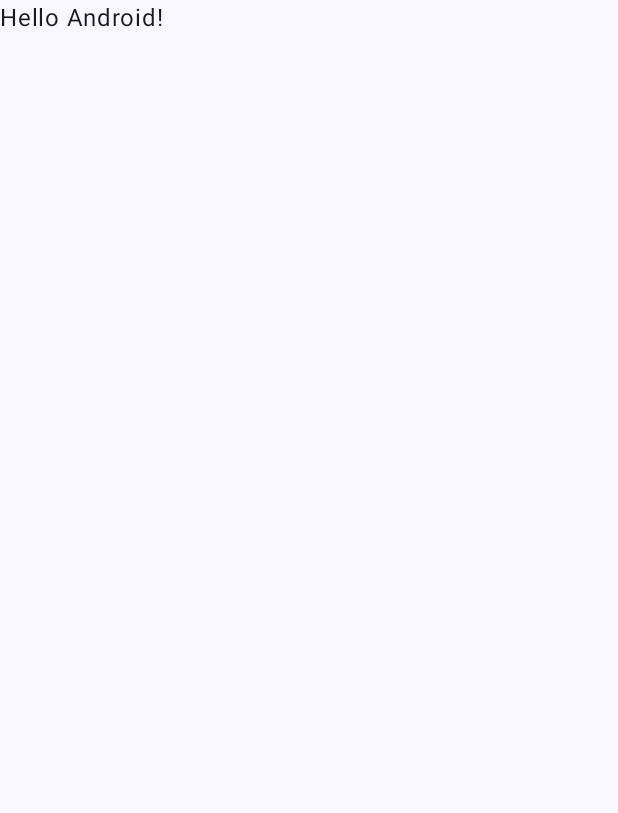
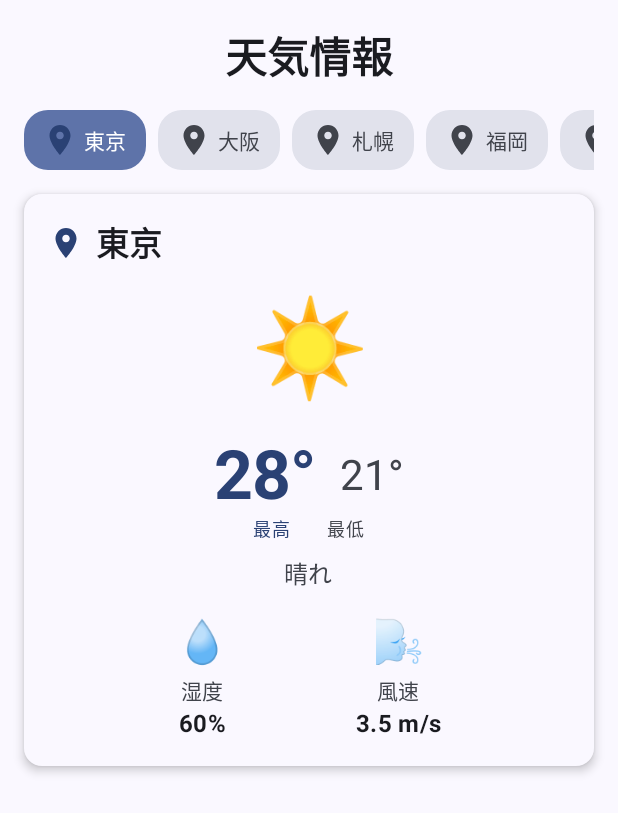
Before and after one commit to tonionagauzzi/WeatherApp, an Android app built with Jetpack Compose: the screen it shows after launch (MainActivity), on a phone screen of 412 x 824 dp. Before the commit the part shown is almost empty. Shown: the top 813 px of the screen. Run offline under Robolectric (Android 15) with nearby library versions, the phone set to English and light mode, and no system bars.

Commit message:
フェイクの天気情報を表示できるようにする #1

```diff
--- a/app/build.gradle.kts
+++ b/app/build.gradle.kts
@@ -2,6 +2,7 @@ plugins {
     alias(libs.plugins.android.application)
     alias(libs.plugins.kotlin.android)
     alias(libs.plugins.kotlin.compose)
+    alias(libs.plugins.ktlint)
 }
 
 android {
@@ -49,6 +50,11 @@ dependencies {
     implementation(libs.androidx.ui.graphics)
     implementation(libs.androidx.ui.tooling.preview)
     implementation(libs.androidx.material3)
+
+    // ViewModel の依存関係
+    implementation(libs.androidx.lifecycle.viewmodel.ktx)
+    implementation(libs.androidx.lifecycle.viewmodel.compose)
+
     testImplementation(libs.junit)
     androidTestImplementation(libs.androidx.junit)
     androidTestImplementation(libs.androidx.espresso.core)
--- a/app/src/main/java/com/vitantonio/nagauzzi/whetherapp/MainActivity.kt
+++ b/app/src/main/java/com/vitantonio/nagauzzi/whetherapp/MainActivity.kt
@@ -4,24 +4,38 @@ import android.os.Bundle
 import androidx.activity.ComponentActivity
 import androidx.activity.compose.setContent
 import androidx.activity.enableEdgeToEdge
+import androidx.activity.viewModels
 import androidx.compose.foundation.layout.fillMaxSize
 import androidx.compose.foundation.layout.padding
 import androidx.compose.material3.Scaffold
 import androidx.compose.material3.Text
 import androidx.compose.runtime.Composable
+import androidx.compose.runtime.collectAsState
+import androidx.compose.runtime.getValue
 import androidx.compose.ui.Modifier
 import androidx.compose.ui.tooling.preview.Preview
+import com.vitantonio.nagauzzi.whetherapp.ui.component.WeatherScreen
 import com.vitantonio.nagauzzi.whetherapp.ui.theme.WhetherAppTheme
+import com.vitantonio.nagauzzi.whetherapp.viewmodel.WeatherViewModel
 
 class MainActivity : ComponentActivity() {
+    private val viewModel: WeatherViewModel by viewModels()
+
     override fun onCreate(savedInstanceState: Bundle?) {
         super.onCreate(savedInstanceState)
         enableEdgeToEdge()
         setContent {
             WhetherAppTheme {
+                val weatherState by viewModel.weatherState.collectAsState()
+                val selectedCity by viewModel.selectedCity.collectAsState()
+                val availableCities by viewModel.availableCities.collectAsState()
+
                 Scaffold(modifier = Modifier.fillMaxSize()) { innerPadding ->
-                    Greeting(
-                        name = "Android",
+                    WeatherScreen(
+                        weatherState = weatherState,
+                        selectedCity = selectedCity,
+                        availableCities = availableCities,
+                        onCitySelected = viewModel::selectCity,
                         modifier = Modifier.padding(innerPadding)
                     )
                 }
--- /dev/null
+++ b/app/src/main/java/com/vitantonio/nagauzzi/whetherapp/model/Weather.kt
@@ -0,0 +1,24 @@
+package com.vitantonio.nagauzzi.whetherapp.model
+
+/**
+ * 天気情報のデータモデル
+ */
+data class Weather(
+    val city: String,
+    val maxTemperature: Int,
+    val minTemperature: Int,
+    val condition: WeatherCondition,
+    val humidity: Int,
+    val windSpeed: Double,
+)
+
+/**
+ * 天気の状態を表す列挙型
+ */
+enum class WeatherCondition {
+    SUNNY,
+    CLOUDY,
+    RAINY,
+    SNOWY,
+    STORMY,
+}
--- /dev/null
+++ b/app/src/main/java/com/vitantonio/nagauzzi/whetherapp/repository/WeatherRepository.kt
@@ -0,0 +1,75 @@
+package com.vitantonio.nagauzzi.whetherapp.repository
+
+import com.vitantonio.nagauzzi.whetherapp.model.Weather
+import com.vitantonio.nagauzzi.whetherapp.model.WeatherCondition
+import kotlinx.coroutines.flow.Flow
+import kotlinx.coroutines.flow.flow
+
+/**
+ * 天気情報を提供するリポジトリ
+ */
+class WeatherRepository {
+    /**
+     * 指定した都市の天気情報を取得する
+     *
+     * @param cityName 都市名
+     * @return 天気情報のFlow
+     */
+    fun getWeatherForCity(cityName: String): Flow<Weather> = flow {
+        // フェイクの天気データを生成
+        val fakeWeather = when (cityName) {
+            "東京" -> Weather(
+                city = "東京",
+                maxTemperature = 28,
+                minTemperature = 21,
+                condition = WeatherCondition.SUNNY,
+                humidity = 60,
+                windSpeed = 3.5
+            )
+            "大阪" -> Weather(
+                city = "大阪",
+                maxTemperature = 30,
+                minTemperature = 23,
+                condition = WeatherCondition.CLOUDY,
+                humidity = 65,
+                windSpeed = 4.0
+            )
+            "札幌" -> Weather(
+                city = "札幌",
+                maxTemperature = 18,
+                minTemperature = 12,
+                condition = WeatherCondition.RAINY,
+                humidity = 80,
+                windSpeed = 5.2
+            )
+            "福岡" -> Weather(
+                city = "福岡",
+                maxTemperature = 29,
+                minTemperature = 22,
+                condition = WeatherCondition.CLOUDY,
+                humidity = 70,
+                windSpeed = 3.0
+            )
+            else -> {
+                val maxTemp = (20..32).random()
+                val minTemp = (maxTemp - 10).coerceAtLeast(10)
+                Weather(
+                    city = cityName,
+                    maxTemperature = maxTemp,
+                    minTemperature = minTemp,
+                    condition = WeatherCondition.values().random(),
+                    humidity = (50..90).random(),
+                    windSpeed = (1..7).random() + (0..9).random() / 10.0
+                )
+            }
+        }
+        emit(fakeWeather)
+    }
+
+    /**
+     * デフォルトの都市リストを取得する
+     */
+    fun getDefaultCities(): List<String> {
+        return listOf("東京", "大阪", "札幌", "福岡", "名古屋")
+    }
+}
--- /dev/null
+++ b/app/src/main/java/com/vitantonio/nagauzzi/whetherapp/ui/component/WeatherComponents.kt
@@ -0,0 +1,377 @@
+package com.vitantonio.nagauzzi.whetherapp.ui.component
+
+import androidx.compose.foundation.clickable
+import androidx.compose.foundation.layout.Arrangement
+import androidx.compose.foundation.layout.Column
+import androidx.compose.foundation.layout.Row
+import androidx.compose.foundation.layout.Spacer
+import androidx.compose.foundation.layout.fillMaxWidth
+import androidx.compose.foundation.layout.height
+import androidx.compose.foundation.layout.padding
+import androidx.compose.foundation.layout.width
+import androidx.compose.foundation.lazy.LazyRow
+import androidx.compose.foundation.lazy.items
+import androidx.compose.foundation.shape.RoundedCornerShape
+import androidx.compose.material.icons.Icons
+import androidx.compose.material.icons.filled.LocationOn
+import androidx.compose.material3.Card
+import androidx.compose.material3.CardDefaults
+import androidx.compose.material3.CircularProgressIndicator
+import androidx.compose.material3.Icon
+import androidx.compose.material3.MaterialTheme
+import androidx.compose.material3.Surface
+import androidx.compose.material3.Text
+import androidx.compose.runtime.Composable
+import androidx.compose.ui.Alignment
+import androidx.compose.ui.Modifier
+import androidx.compose.ui.draw.clip
+import androidx.compose.ui.text.font.FontWeight
+import androidx.compose.ui.text.style.TextAlign
+import androidx.compose.ui.tooling.preview.Preview
+import androidx.compose.ui.unit.dp
+import androidx.compose.ui.unit.sp
+import com.vitantonio.nagauzzi.whetherapp.model.Weather
+import com.vitantonio.nagauzzi.whetherapp.model.WeatherCondition
+import com.vitantonio.nagauzzi.whetherapp.ui.theme.WhetherAppTheme
+import com.vitantonio.nagauzzi.whetherapp.viewmodel.WeatherUiState
+
+/**
+ * 天気情報を表示するメイン画面
+ */
+@Composable
+fun WeatherScreen(
+    weatherState: WeatherUiState,
+    selectedCity: String,
+    availableCities: List<String>,
+    onCitySelected: (String) -> Unit,
+    modifier: Modifier = Modifier,
+) {
+    Column(
+        modifier = modifier
+            .padding(16.dp)
+            .fillMaxWidth(),
+        horizontalAlignment = Alignment.CenterHorizontally
+    ) {
+        Text(
+            text = "天気情報",
+            style = MaterialTheme.typography.headlineMedium,
+            fontWeight = FontWeight.Bold,
+            modifier = Modifier.padding(bottom = 16.dp)
+        )
+
+        CitySelector(
+            cities = availableCities,
+            selectedCity = selectedCity,
+            onCitySelected = onCitySelected
+        )
+
+        Spacer(modifier = Modifier.height(16.dp))
+
+        when (weatherState) {
+            is WeatherUiState.Loading -> CircularProgressIndicator(modifier = Modifier.padding(16.dp))
+            is WeatherUiState.Success -> WeatherCard(weather = weatherState.weather)
+            is WeatherUiState.Error -> ErrorMessage(message = weatherState.message)
+        }
+    }
+}
+
+/**
+ * 都市選択用のコンポーネント
+ */
+@Composable
+fun CitySelector(
+    cities: List<String>,
+    selectedCity: String,
+    onCitySelected: (String) -> Unit,
+    modifier: Modifier = Modifier,
+) {
+    LazyRow(
+        modifier = modifier.fillMaxWidth(),
+        horizontalArrangement = Arrangement.spacedBy(8.dp)
+    ) {
+        items(cities) { city ->
+            CityChip(
+                cityName = city,
+                isSelected = city == selectedCity,
+                onClick = { onCitySelected(city) }
+            )
+        }
+    }
+}
+
+/**
+ * 都市選択用のチップコンポーネント
+ */
+@Composable
+fun CityChip(
+    cityName: String,
+    isSelected: Boolean,
+    onClick: () -> Unit,
+    modifier: Modifier = Modifier,
+) {
+    Surface(
+        modifier = modifier
+            .clip(RoundedCornerShape(16.dp))
+            .clickable(onClick = onClick),
+        color = if (isSelected) MaterialTheme.colorScheme.primaryContainer else MaterialTheme.colorScheme.surfaceVariant
+    ) {
+        Row(
+            modifier = Modifier.padding(horizontal = 12.dp, vertical = 8.dp),
+            verticalAlignment = Alignment.CenterVertically
+        ) {
+            Icon(
+                imageVector = Icons.Default.LocationOn,
+                contentDescription = null,
+                tint = if (isSelected) MaterialTheme.colorScheme.primary else MaterialTheme.colorScheme.onSurfaceVariant
+            )
+            Spacer(modifier = Modifier.width(4.dp))
+            Text(
+                text = cityName,
+                color = if (isSelected) MaterialTheme.colorScheme.onPrimaryContainer else MaterialTheme.colorScheme.onSurfaceVariant,
+                style = MaterialTheme.typography.bodyMedium
+            )
+        }
+    }
+}
+
+/**
+ * 天気情報カード
+ */
+@Composable
+fun WeatherCard(weather: Weather, modifier: Modifier = Modifier) {
+    Card(
+        modifier = modifier.fillMaxWidth(),
+        elevation = CardDefaults.cardElevation(defaultElevation = 4.dp),
+        colors = CardDefaults.cardColors(
+            containerColor = MaterialTheme.colorScheme.surface
+        )
+    ) {
+        Column(
+            modifier = Modifier.padding(16.dp),
+            horizontalAlignment = Alignment.CenterHorizontally
+        ) {
+            Row(
+                verticalAlignment = Alignment.CenterVertically,
+                modifier = Modifier.fillMaxWidth()
+            ) {
+                Icon(
+                    imageVector = Icons.Default.LocationOn,
+                    contentDescription = null,
+                    tint = MaterialTheme.colorScheme.primary
+                )
+                Spacer(modifier = Modifier.width(8.dp))
+                Text(
+                    text = weather.city,
+                    style = MaterialTheme.typography.titleLarge,
+                    fontWeight = FontWeight.Bold
+                )
+            }
+
+            Spacer(modifier = Modifier.height(16.dp))
+
+            WeatherConditionIcon(
+                condition = weather.condition,
+                modifier = Modifier.height(80.dp)
+            )
+
+            Spacer(modifier = Modifier.height(16.dp))
+
+            Row(
+                horizontalArrangement = Arrangement.Center,
+                verticalAlignment = Alignment.Bottom,
+                modifier = Modifier.fillMaxWidth()
+            ) {
+                Text(
+                    text = "${weather.maxTemperature}°",
+                    style = MaterialTheme.typography.displayMedium,
+                    fontWeight = FontWeight.Bold,
+                    color = MaterialTheme.colorScheme.primary
+                )
+                Spacer(modifier = Modifier.width(16.dp))
+                Text(
+                    text = "${weather.minTemperature}°",
+                    style = MaterialTheme.typography.headlineMedium,
+                    fontWeight = FontWeight.Normal,
+                    color = MaterialTheme.colorScheme.onSurfaceVariant,
+                    modifier = Modifier.padding(bottom = 8.dp)
+                )
+            }
+
+            Row(
+                horizontalArrangement = Arrangement.Center,
+                modifier = Modifier.fillMaxWidth()
+            ) {
+                Text(
+                    text = "最高",
+                    style = MaterialTheme.typography.bodySmall,
+                    color = MaterialTheme.colorScheme.primary
+                )
+                Spacer(modifier = Modifier.width(24.dp))
+                Text(
+                    text = "最低",
+                    style = MaterialTheme.typography.bodySmall,
+                    color = MaterialTheme.colorScheme.onSurfaceVariant
+                )
+            }
+
+            Spacer(modifier = Modifier.height(8.dp))
+
+            Text(
+                text = weather.condition.toJapanese(),
+                style = MaterialTheme.typography.titleMedium,
+                color = MaterialTheme.colorScheme.onSurfaceVariant
+            )
+
+            Spacer(modifier = Modifier.height(16.dp))
+
+            Row(
+                modifier = Modifier.fillMaxWidth(),
+                horizontalArrangement = Arrangement.SpaceEvenly
+            ) {
+                WeatherDetailItem(
+                    emoji = "💧",
+                    label = "湿度",
+                    value = "${weather.humidity}%"
+                )
+
+                WeatherDetailItem(
+                    emoji = "🌬️",
+                    label = "風速",
+                    value = "${weather.windSpeed} m/s"
+                )
+            }
+        }
+    }
+}
+
+/**
+ * 天気の詳細情報アイテム
+ */
+@Composable
+fun WeatherDetailItem(
+    emoji: String,
+    label: String,
+    value: String,
+    modifier: Modifier = Modifier,
+) {
+    Column(
+        horizontalAlignment = Alignment.CenterHorizontally,
+        modifier = modifier
+    ) {
+        Text(
+            text = emoji,
+            style = MaterialTheme.typography.headlineMedium
+        )
+        Spacer(modifier = Modifier.height(4.dp))
+        Text(
+            text = label,
+            style = MaterialTheme.typography.bodyMedium,
+            color = MaterialTheme.colorScheme.onSurfaceVariant
+        )
+        Text(
+            text = value,
+            style = MaterialTheme.typography.titleMedium,
+            fontWeight = FontWeight.Bold
+        )
+    }
+}
+
+/**
+ * 天気の状態アイコン
+ */
+@Composable
+fun WeatherConditionIcon(condition: WeatherCondition, modifier: Modifier = Modifier) {
+    val emoji = when (condition) {
+        WeatherCondition.SUNNY -> "☀️"
+        WeatherCondition.CLOUDY -> "☁️"
+        WeatherCondition.RAINY -> "🌧️"
+        WeatherCondition.SNOWY -> "❄️"
+        WeatherCondition.STORMY -> "⚡"
+    }
+
+    Text(
+        text = emoji,
+        fontSize = 64.sp,
+        textAlign = TextAlign.Center,
+        modifier = modifier
+    )
+}
+
+/**
+ * エラーメッセージ表示
+ */
+@Composable
+fun ErrorMessage(message: String, modifier: Modifier = Modifier) {
+    Column(
+        horizontalAlignment = Alignment.CenterHorizontally,
+        modifier =
+            modifier
+                .fillMaxWidth()
+                .padding(16.dp)
+    ) {
+        Text(
+            text = "⚠️",
+            fontSize = 48.sp,
+            color = MaterialTheme.colorScheme.error,
+            textAlign = TextAlign.Center
+        )
+
+        Spacer(modifier = Modifier.height(8.dp))
+
+        Text(
+            text = "エラーが発生しました",
+            style = MaterialTheme.typography.titleMedium,
+            color = MaterialTheme.colorScheme.error
+        )
+
+        Spacer(modifier = Modifier.height(4.dp))
+
+        Text(
+            text = message,
+            style = MaterialTheme.typography.bodyMedium,
+            textAlign = TextAlign.Center
+        )
+    }
+}
+
+/**
+ * 天気の状態を日本語に変換する拡張関数
+ */
+fun WeatherCondition.toJapanese(): String {
+    return when (this) {
+        WeatherCondition.SUNNY -> "晴れ"
+        WeatherCondition.CLOUDY -> "曇り"
+        WeatherCondition.RAINY -> "雨"
+        WeatherCondition.SNOWY -> "雪"
+        WeatherCondition.STORMY -> "嵐"
+    }
+}
+
+@Preview(showBackground = true)
+@Composable
+fun WeatherCardPreview() {
+    WhetherAppTheme {
+        WeatherCard(
+            weather = Weather(
+                city = "東京",
+                maxTemperature = 28,
+                minTemperature = 21,
+                condition = WeatherCondition.SUNNY,
+                humidity = 60,
+                windSpeed = 3.5
+            )
+        )
+    }
+}
+
+@Preview(showBackground = true)
+@Composable
+fun CitySelectorPreview() {
+    WhetherAppTheme {
+        CitySelector(
+            cities = listOf("東京", "大阪", "札幌", "福岡", "名古屋"),
+            selectedCity = "東京",
+            onCitySelected = {}
+        )
+    }
+}
--- a/app/src/main/java/com/vitantonio/nagauzzi/whetherapp/ui/theme/Theme.kt
+++ b/app/src/main/java/com/vitantonio/nagauzzi/whetherapp/ui/theme/Theme.kt
@@ -1,7 +1,5 @@
 package com.vitantonio.nagauzzi.whetherapp.ui.theme
 
-import android.app.Activity
-import android.os.Build
 import androidx.compose.foundation.isSystemInDarkTheme
 import androidx.compose.material3.MaterialTheme
 import androidx.compose.material3.darkColorScheme
@@ -21,27 +19,16 @@ private val LightColorScheme = lightColorScheme(
     primary = Purple40,
     secondary = PurpleGrey40,
     tertiary = Pink40
-
-    /* Other default colors to override
-    background = Color(0xFFFFFBFE),
-    surface = Color(0xFFFFFBFE),
-    onPrimary = Color.White,
-    onSecondary = Color.White,
-    onTertiary = Color.White,
-    onBackground = Color(0xFF1C1B1F),
-    onSurface = Color(0xFF1C1B1F),
-    */
 )
 
 @Composable
 fun WhetherAppTheme(
     darkTheme: Boolean = isSystemInDarkTheme(),
-    // Dynamic color is available on Android 12+
     dynamicColor: Boolean = true,
-    content: @Composable () -> Unit
+    content: @Composable () -> Unit,
 ) {
     val colorScheme = when {
-        dynamicColor && Build.VERSION.SDK_INT >= Build.VERSION_CODES.S -> {
+        dynamicColor -> {
             val context = LocalContext.current
             if (darkTheme) dynamicDarkColorScheme(context) else dynamicLightColorScheme(context)
         }
--- a/app/src/main/java/com/vitantonio/nagauzzi/whetherapp/ui/theme/Type.kt
+++ b/app/src/main/java/com/vitantonio/nagauzzi/whetherapp/ui/theme/Type.kt
@@ -15,20 +15,4 @@ val Typography = Typography(
         lineHeight = 24.sp,
         letterSpacing = 0.5.sp
     )
-    /* Other default text styles to override
-    titleLarge = TextStyle(
-        fontFamily = FontFamily.Default,
-        fontWeight = FontWeight.Normal,
-        fontSize = 22.sp,
-        lineHeight = 28.sp,
-        letterSpacing = 0.sp
-    ),
-    labelSmall = TextStyle(
-        fontFamily = FontFamily.Default,
-        fontWeight = FontWeight.Medium,
-        fontSize = 11.sp,
-        lineHeight = 16.sp,
-        letterSpacing = 0.5.sp
-    )
-    */
 )
--- /dev/null
+++ b/app/src/main/java/com/vitantonio/nagauzzi/whetherapp/viewmodel/WeatherViewModel.kt
@@ -0,0 +1,77 @@
+package com.vitantonio.nagauzzi.whetherapp.viewmodel
+
+import androidx.lifecycle.ViewModel
+import androidx.lifecycle.viewModelScope
+import com.vitantonio.nagauzzi.whetherapp.model.Weather
+import com.vitantonio.nagauzzi.whetherapp.repository.WeatherRepository
+import kotlinx.coroutines.flow.MutableStateFlow
+import kotlinx.coroutines.flow.StateFlow
+import kotlinx.coroutines.flow.asStateFlow
+import kotlinx.coroutines.flow.catch
+import kotlinx.coroutines.launch
+
+/**
+ * 天気情報のViewModelクラス
+ */
+class WeatherViewModel : ViewModel() {
+    private val repository: WeatherRepository = WeatherRepository()
+
+    private val _weatherState = MutableStateFlow<WeatherUiState>(WeatherUiState.Loading)
+    val weatherState: StateFlow<WeatherUiState> = _weatherState.asStateFlow()
+
+    private val _selectedCity = MutableStateFlow<String>("東京")
+    val selectedCity: StateFlow<String> = _selectedCity.asStateFlow()
+
+    private val _availableCities = MutableStateFlow<List<String>>(emptyList())
+    val availableCities: StateFlow<List<String>> = _availableCities.asStateFlow()
+
+    init {
+        loadCities()
+        fetchWeatherForSelectedCity()
+    }
+
+    /**
+     * 都市リストを読み込む
+     */
+    private fun loadCities() {
+        val cities = repository.getDefaultCities()
+        _availableCities.value = cities
+    }
+
+    /**
+     * 選択中の都市の天気を取得する
+     */
+    private fun fetchWeatherForSelectedCity() {
+        _weatherState.value = WeatherUiState.Loading
+        viewModelScope.launch {
+            repository.getWeatherForCity(_selectedCity.value)
+                .catch { error ->
+                    _weatherState.value = WeatherUiState.Error(error.message ?: "Unknown error")
+                }
+                .collect { weather ->
+                    _weatherState.value = WeatherUiState.Success(weather)
+                }
+        }
+    }
+
+    /**
+     * 都市を選択する
+     *
+     * @param cityName 選択する都市名
+     */
+    fun selectCity(cityName: String) {
+        _selectedCity.value = cityName
+        fetchWeatherForSelectedCity()
+    }
+}
+
+/**
+ * 天気情報のUI状態を表すシールドクラス
+ */
+sealed class WeatherUiState {
+    data object Loading : WeatherUiState()
+
+    data class Success(val weather: Weather) : WeatherUiState()
+
+    data class Error(val message: String) : WeatherUiState()
+}
--- a/build.gradle.kts
+++ b/build.gradle.kts
@@ -3,4 +3,5 @@ plugins {
     alias(libs.plugins.android.application) apply false
     alias(libs.plugins.kotlin.android) apply false
     alias(libs.plugins.kotlin.compose) apply false
+    alias(libs.plugins.ktlint) apply false
 }
```
Also changed, not shown: gradle/libs.versions.toml (+6 -2 lines), app/src/main/java/com/vitantonio/nagauzzi/whetherapp/ui/theme/Color.kt (line endings or trailing spaces), 3 other files.
